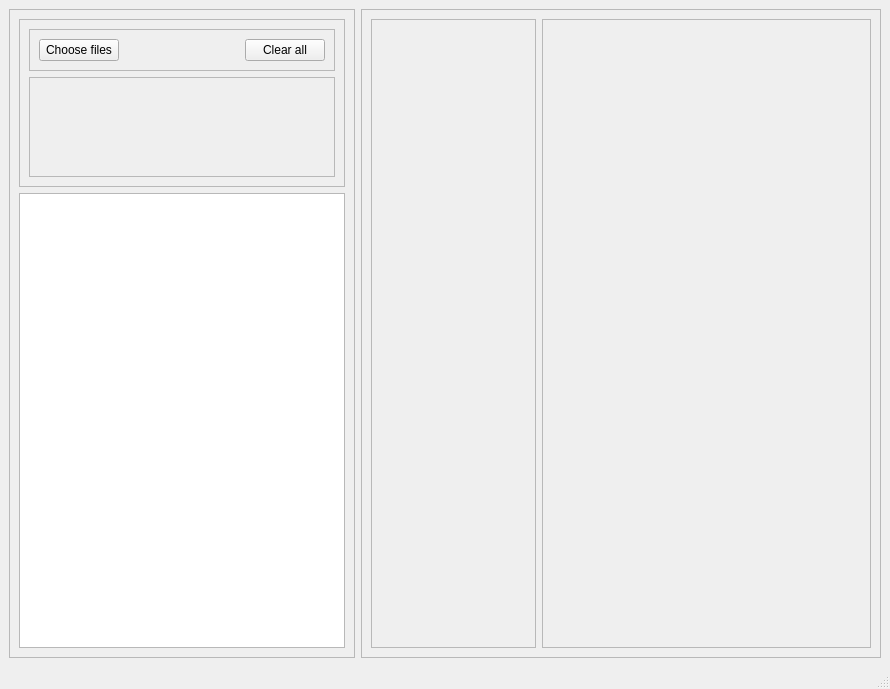
Old version of the form src/ui/generated/mainwindow.ui in the repository irakliskhirtladze/OCR_viewer.
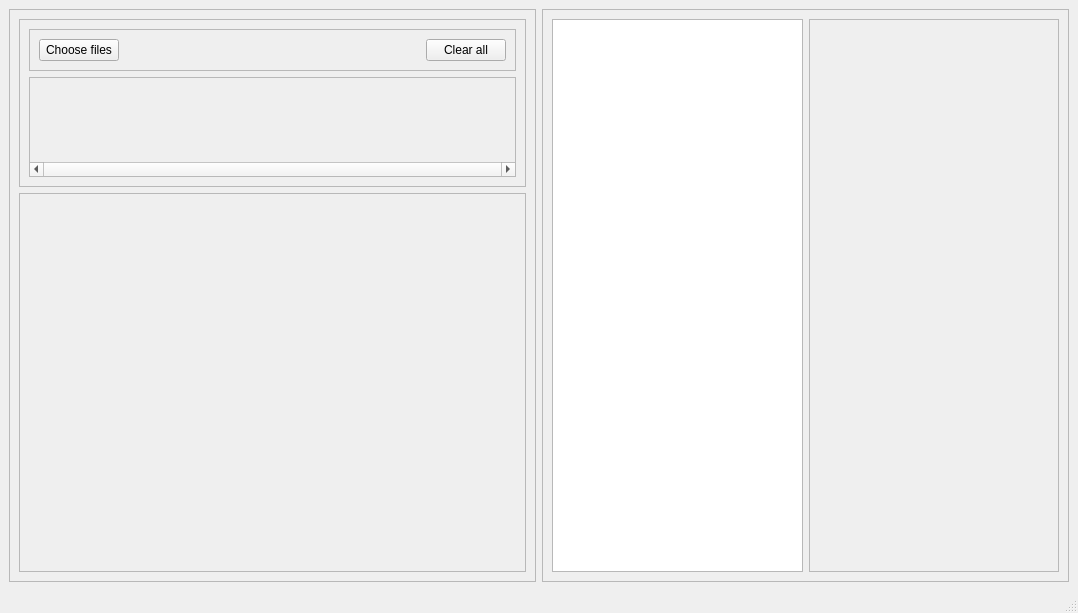
New version of the form. Custom widgets are drawn as their Qt base class.

The edit to the form file:
```diff
--- a/src/ui/generated/mainwindow.ui
+++ b/src/ui/generated/mainwindow.ui
@@ -6,15 +6,15 @@
    <rect>
     <x>0</x>
     <y>0</y>
-    <width>890</width>
-    <height>689</height>
+    <width>1078</width>
+    <height>613</height>
    </rect>
   </property>
   <property name="windowTitle">
    <string>MainWindow</string>
   </property>
   <widget class="QWidget" name="centralwidget">
-   <layout class="QHBoxLayout" name="horizontalLayout" stretch="2,3">
+   <layout class="QHBoxLayout" name="horizontalLayout" stretch="0,0">
     <item>
      <widget class="QFrame" name="leftCont">
       <property name="frameShape">
@@ -98,6 +98,12 @@
               <height>100</height>
              </size>
             </property>
+            <property name="verticalScrollBarPolicy">
+             <enum>Qt::ScrollBarPolicy::ScrollBarAlwaysOff</enum>
+            </property>
+            <property name="horizontalScrollBarPolicy">
+             <enum>Qt::ScrollBarPolicy::ScrollBarAlwaysOn</enum>
+            </property>
             <property name="widgetResizable">
              <bool>true</bool>
             </property>
@@ -106,8 +112,8 @@
               <rect>
                <x>0</x>
                <y>0</y>
-               <width>304</width>
-               <height>98</height>
+               <width>485</width>
+               <height>86</height>
               </rect>
              </property>
             </widget>
@@ -117,7 +123,14 @@
         </widget>
        </item>
        <item>
-        <widget class="QTextEdit" name="textEdit"/>
+        <widget class="EditedImageViewer" name="edited_img_viewer">
+         <property name="frameShape">
+          <enum>QFrame::Shape::StyledPanel</enum>
+         </property>
+         <property name="frameShadow">
+          <enum>QFrame::Shadow::Raised</enum>
+         </property>
+        </widget>
        </item>
       </layout>
      </widget>
@@ -130,16 +143,9 @@
       <property name="frameShadow">
        <enum>QFrame::Shadow::Raised</enum>
       </property>
-      <layout class="QHBoxLayout" name="horizontalLayout_2" stretch="1,2">
+      <layout class="QHBoxLayout" name="horizontalLayout_2" stretch="1,1">
        <item>
-        <widget class="QFrame" name="frame_3">
-         <property name="frameShape">
-          <enum>QFrame::Shape::StyledPanel</enum>
-         </property>
-         <property name="frameShadow">
-          <enum>QFrame::Shadow::Raised</enum>
-         </property>
-        </widget>
+        <widget class="QTextEdit" name="text_edit"/>
        </item>
        <item>
         <widget class="QFrame" name="frame_4">
@@ -162,7 +168,13 @@
   <customwidget>
    <class>HorizontalThumbnailScrollArea</class>
    <extends>QScrollArea</extends>
-   <header>ui/widgets/image_viewers</header>
+   <header>ui/widgets/base_widgets/h_scroll_area</header>
+   <container>1</container>
+  </customwidget>
+  <customwidget>
+   <class>EditedImageViewer</class>
+   <extends>QFrame</extends>
+   <header>ui/widgets/edited_img_viewer</header>
    <container>1</container>
   </customwidget>
  </customwidgets>
```
Left out of the diff: 18 changed lines with no effect on the pictures.
